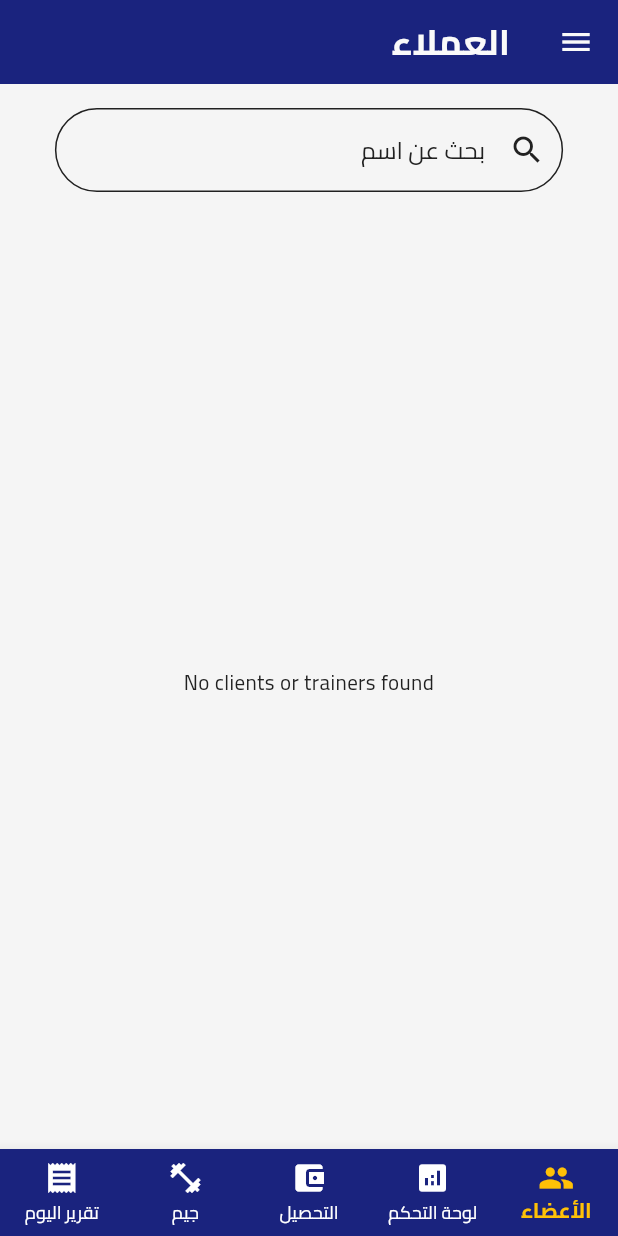
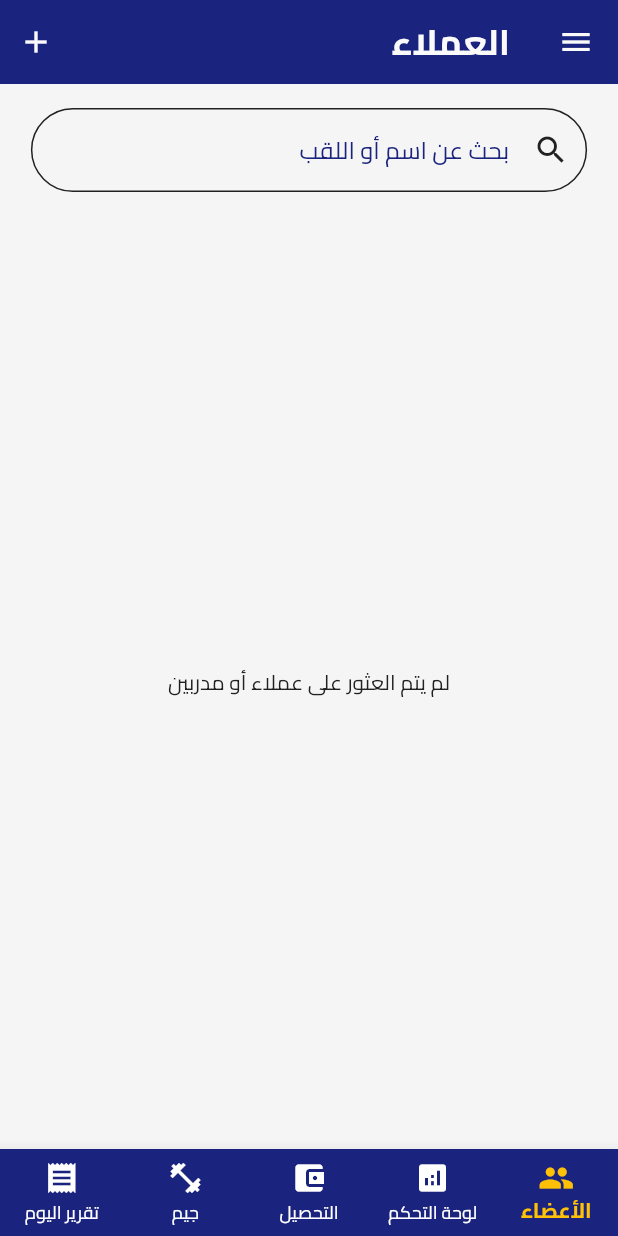
Before and after one commit to Rayen-nasser/gym_manager, a Flutter app: the screen it shows after launch, on a phone screen of 412 x 824 dp. Run offline on Flutter 3.47's test engine with Material 3 defaults, Android fonts, the phone set to English and light mode, and no system bars; our stand-ins replace cloud_firestore, firebase_auth, firebase_core, google_fonts, shared_preferences; accounts and stored records are empty.

Commit message:
change place  button add client in appbar

```diff
--- a/lib/screens/client/list_clients_screen.dart
+++ b/lib/screens/client/list_clients_screen.dart
@@ -1,12 +1,8 @@
 import 'package:flutter/material.dart';
-import 'package:gym_energy/screens/client/add_edit_client_screen.dart';
 import 'package:gym_energy/model/client.dart' as client_model;
 import 'package:cloud_firestore/cloud_firestore.dart';
 import 'package:gym_energy/widgets/phone_cart_client_widget.dart';
-import '../../localization.dart';
-import '../../widgets/side_bar.dart';
 import '../../widgets/tablet_client_cart_widget.dart';
-import 'package:gym_energy/model/sport.dart';
 
 class ClientsScreen extends StatefulWidget {
   final String selectedFilter;
@@ -26,19 +22,10 @@ class ClientsScreen extends StatefulWidget {
 
 class _ClientsScreenState extends State<ClientsScreen> {
   String _searchQuery = '';
-  List<Sport> _sports = [];
 
   @override
   void initState() {
     super.initState();
-    _fetchSports();
-  }
-
-  Future<void> _fetchSports() async {
-    final sportSnapshot = await FirebaseFirestore.instance.collection('sports').get();
-    setState(() {
-      _sports = sportSnapshot.docs.map((doc) => Sport.fromMap(doc.data() as Map<String, dynamic>)).toList();
-    });
   }
 
   @override
@@ -59,18 +46,17 @@ class _ClientsScreenState extends State<ClientsScreen> {
               } else if (snapshot.hasError) {
                 return Center(child: Text('Error: ${snapshot.error}'));
               } else if (!snapshot.hasData || snapshot.data!.isEmpty) {
-                return const Center(child: Text("No clients or trainers found"));
+                return const Center(child: Text("لم يتم العثور على عملاء أو مدربين"));
               }
 
               final clients = _filterClients(snapshot.data!);
 
               return GridView.builder(
-                padding: const EdgeInsets.all(16),
                 gridDelegate: SliverGridDelegateWithFixedCrossAxisCount(
                   crossAxisCount: isTablet ? (isTabletVertical ? 2 : 4) : 1,
                   childAspectRatio: isTablet ? (isTabletVertical ? 1.6 : 1.3) : 4,
                   crossAxisSpacing: 16,
-                  mainAxisSpacing: 16,
+                  mainAxisSpacing: 6,
                 ),
                 itemCount: clients.length,
                 itemBuilder: (context, index) {
@@ -88,14 +74,15 @@ class _ClientsScreenState extends State<ClientsScreen> {
 
   Widget _buildSearchBar() {
     return Padding(
-      padding: const EdgeInsets.all(16.0),
+      padding: const EdgeInsets.symmetric(vertical: 16.0),
       child: TextField(
         onChanged: (value) => setState(() => _searchQuery = value),
         textDirection: TextDirection.rtl, // Set text direction to right-to-left
         decoration: InputDecoration(
-          hintText: 'بحث عن اسم', // Arabic text for "Search by name"
+          hintText: 'بحث عن اسم أو اللقب', // Arabic text for "Search by name"
           hintStyle: TextStyle(
-            fontFamily: 'Cairo', // Ensure the Cairo font is applied
+            fontFamily: 'Cairo', // Apply Cairo font
+            color: Theme.of(context).primaryColor, // Use the primary color for hint text
           ),
           prefixIcon: const Icon(Icons.search),
           border: OutlineInputBorder(
@@ -103,7 +90,8 @@ class _ClientsScreenState extends State<ClientsScreen> {
           ),
         ),
         style: TextStyle(
-          fontFamily: 'Cairo', // Apply the Cairo font for the input text
+          fontFamily: 'Cairo',
+          color: Theme.of(context).colorScheme.primary
         ),
       ),
     );
@@ -136,11 +124,4 @@ class _ClientsScreenState extends State<ClientsScreen> {
 
     return allDocs.map((doc) => client_model.Client.fromMap(doc.data() as Map<String, dynamic>, doc.id)).toList();
   }
-
-  void _navigateToAddClientScreen(BuildContext context) {
-    Navigator.push(
-      context,
-      MaterialPageRoute(builder: (context) => const AddClientScreen()),
-    );
-  }
 }
--- a/lib/screens/home_screen.dart
+++ b/lib/screens/home_screen.dart
@@ -85,6 +85,22 @@ class _HomeScreenState extends State<HomeScreen> {
             ),
           )
               : null,
+          // Add an IconButton for the "Add Client" action
+          actions: _selectedIndex == 0
+              ? [
+            IconButton(
+              icon: const Icon(Icons.add), // Plus icon to indicate adding a new client
+              tooltip: 'Add Client',
+              onPressed: () {
+                // Action to navigate to Add Client Screen or open a dialog
+                Navigator.push(
+                  context,
+                  MaterialPageRoute(builder: (context) => AddClientScreen()),
+                );
+              },
+            ),
+          ]
+              : [],
         ),
         drawer: _selectedIndex == 0
             ? Sidebar(
```
Also changed, not shown: lib/widgets/side_bar.dart (+9 -0 lines), lib/widgets/tablet_client_cart_widget.dart (+4 -3 lines).
